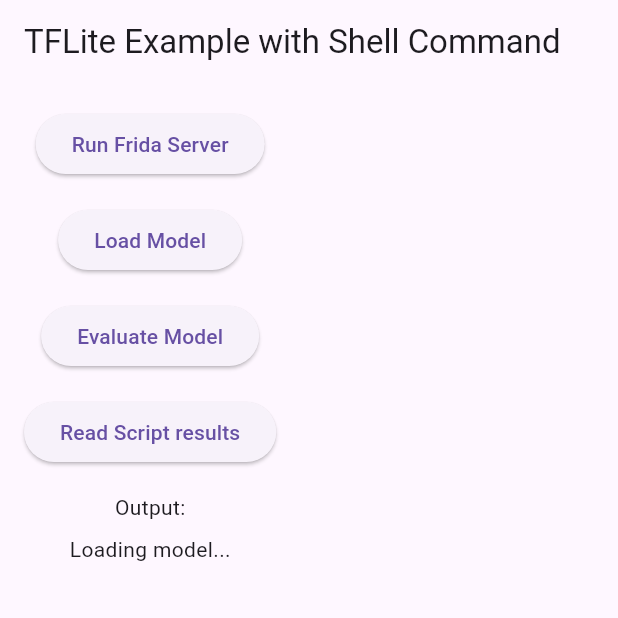
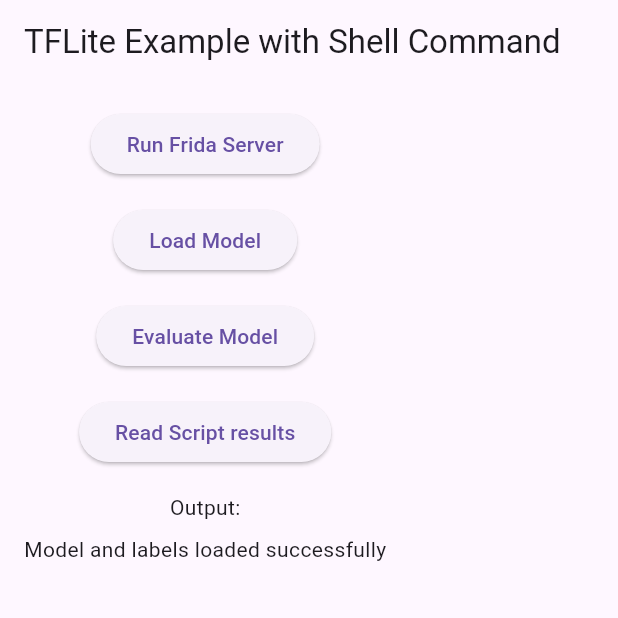
Before and after one commit to shkenderov/androMal, a Flutter app: the screen it shows after launch, after a tap on "Load Model", on a phone screen of 412 x 824 dp, the top half of it. Run offline on Flutter 3.47's test engine with Material 3 defaults, Android fonts, the phone set to English and light mode, and no system bars; our stand-ins replace csv, file_picker, permission_handler; missing offline and left inert: open_file_plus, tflite_flutter.

Commit message:
Add files via upload

```diff
--- a/lib/main.dart
+++ b/lib/main.dart
@@ -131,6 +131,9 @@
 
       print("Model and labels loaded successfully");
       //evaluateModel();
+       setState(() {
+        _output = "Model and labels loaded successfully";
+      });
     } catch (e) {
       print("Failed to load model: $e");
       setState(() {
@@ -152,10 +155,10 @@
       //List<double> inputData = List.generate(215, (index) => Random().nextInt(2).toDouble()); //RAND
       //List<double> inputData = List.generate(215, (index) => 0.0); //ONLY 0s
 
-      // Step 1: Read CSV data
+      //Read CSV data
       List<List<double?>> csvData = await readCsvFile();
 
-      // Step 2: Flatten and convert the CSV data to a List<double>, filtering out nulls
+      // Flatten and convert the CSV data to a List<double>, filtering out nulls
       List<double> inputData = csvData
           .expand((row) => row)
           .where((value) => value != null) // Filter out nulls
```
